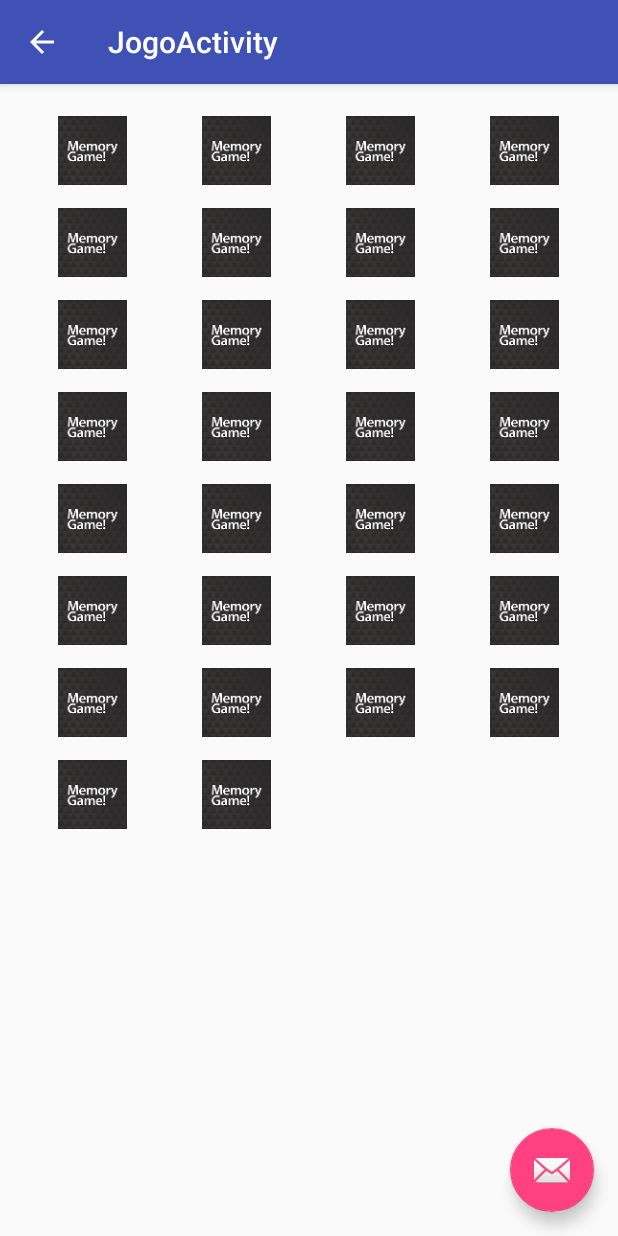
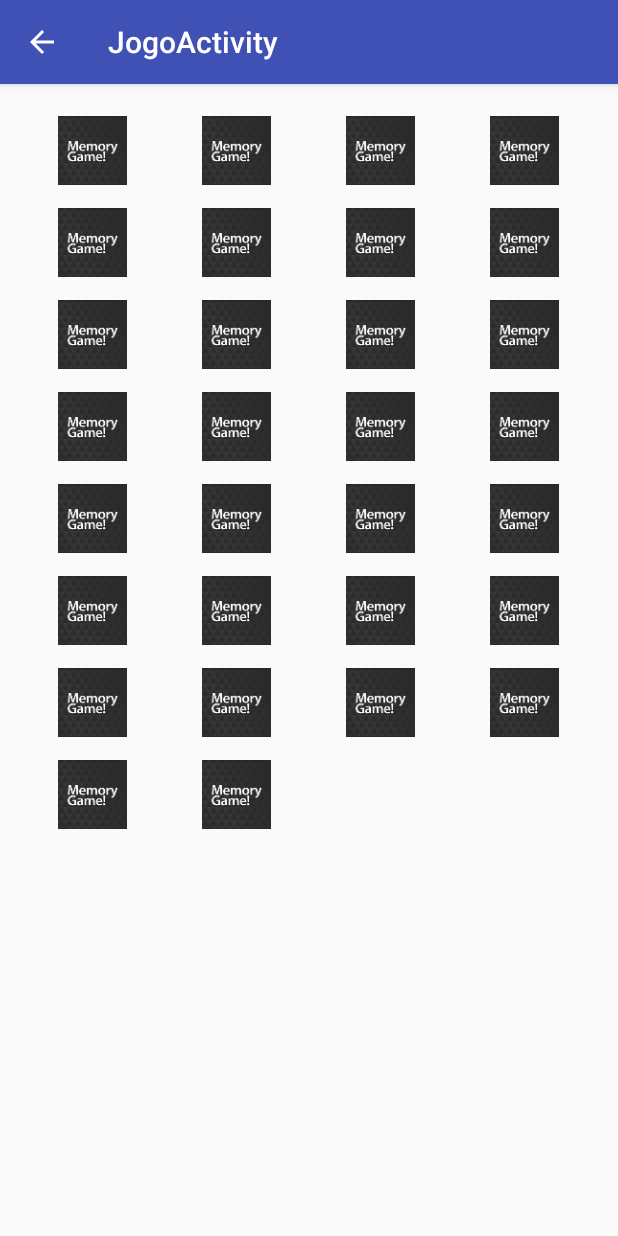
Before and after one commit to tmen13/Memory_Game, an Android app: the JogoActivity screen opened directly, with no data from a screen before it, on a phone screen of 412 x 824 dp. Run offline under Robolectric (Android 15) with nearby library versions, the phone set to English and light mode, and no system bars.

Commit message:
refeito gerador de baralhos etc

```diff
--- a/app/src/main/java/tmen/memorygame/Activities/JogoActivity.java
+++ b/app/src/main/java/tmen/memorygame/Activities/JogoActivity.java
@@ -3,7 +3,7 @@ package tmen.memorygame.Activities;
 import android.os.Bundle;
 import android.support.design.widget.FloatingActionButton;
 import android.support.design.widget.Snackbar;
-import android.support.v4.content.res.TypedArrayUtils;
+
 import android.support.v7.app.AppCompatActivity;
 import android.support.v7.widget.Toolbar;
 import android.util.Log;
@@ -13,18 +13,17 @@ import android.widget.GridView;
 import android.widget.ImageView;
 import android.widget.Toast;
 
-import java.lang.reflect.Array;
-import java.util.Arrays;
+import java.util.ArrayList;
 
 import tmen.memorygame.Adapters.CardAdapter;
-import tmen.memorygame.Classes.Baralho;
-import tmen.memorygame.Classes.Card;
 import tmen.memorygame.Classes.Jogo;
+import tmen.memorygame.Classes.geradorBaralhos;
 import tmen.memorygame.R;
 
 public class JogoActivity extends AppCompatActivity {
 
     Jogo jogoActual;
+    ArrayList<String> listaTemas;
 
     @Override
     protected void onCreate(Bundle savedInstanceState) {
@@ -36,7 +35,8 @@ public class JogoActivity extends AppCompatActivity {
         getSupportActionBar().setDisplayHomeAsUpEnabled(true);
 
         //Buscar tema e nivel ao intent
-
+        geradorBaralhos.criaBaralhos();
+        listaTemas = geradorBaralhos.getTemas();
         jogoActual = new Jogo(getApplicationContext(),"Bandeiras",0);
 
         GridView gridview = (GridView) findViewById(R.id.tabuleiroGridView);
@@ -91,21 +91,6 @@ public class JogoActivity extends AppCompatActivity {
                 }
             }
         });
-
-
-        FloatingActionButton fab = (FloatingActionButton) findViewById(R.id.fab);
-        fab.setOnClickListener(new View.OnClickListener() {
-            @Override
-            public void onClick(View view) {
-                Snackbar.make(view, "Replace with your own action", Snackbar.LENGTH_LONG)
-                        .setAction("Action", null).show();
-            }
-        });
-
     }
 
-
-
-
-
 }
--- a/app/src/main/java/tmen/memorygame/Classes/Baralho.java
+++ b/app/src/main/java/tmen/memorygame/Classes/Baralho.java
@@ -1,44 +1,31 @@
 package tmen.memorygame.Classes;
 
-import android.util.Log;
-
 import java.util.ArrayList;
-import java.util.Collections;
 import java.util.List;
-
-import tmen.memorygame.Classes.Card;
-import tmen.memorygame.R;
 
 public class Baralho {
     private String tema;
     private List<Card> cartas = new ArrayList<>();
 
-    static Integer[] flagIdsArray = {R.drawable.flags_argentina, R.drawable.flags_australia, R.drawable.flags_belgium, R.drawable.flags_brazil, R.drawable.flags_england, R.drawable.flags_france, R.drawable.flags_germany, R.drawable.flags_italy, R.drawable.flags_mexico, R.drawable.flags_netherlands, R.drawable.flags_portugal, R.drawable.flags_russia, R.drawable.flags_spain, R.drawable.flags_switzerland, R.drawable.flags_usa};
-
-    public Baralho(String tema, int nivel) {
+    public Baralho(String tema) {
         this.tema = tema;
-        switch (tema) {
-            case "Bandeiras":
-                //Switch nivel
-                for (int i = 0; i < flagIdsArray.length; i++) {
-                    cartas.add(new Card(i,flagIdsArray[i]));
-                    cartas.add(new Card(i,flagIdsArray[i]));
-                }
-                Collections.shuffle(cartas);
-                break;
-            default:
-                break;
-        }
     }
 
     public String getTema(){
         return tema;
     }
-/*
+
     public void addCarta(Card carta){
         cartas.add(carta);
     }
-*/
+
+    public void removeCarta(int id){
+        for(int i = 0; i< cartas.size();i++){
+            if (cartas.get(i).cardID == id)
+                cartas.remove(i);
+        }
+    }
+
     public List<Card> getCartas(){
         return cartas;
     }
--- a/app/src/main/java/tmen/memorygame/Classes/Card.java
+++ b/app/src/main/java/tmen/memorygame/Classes/Card.java
@@ -6,14 +6,13 @@ import android.media.Image;
 import tmen.memorygame.R;
 
 public class Card {
-    int cardCover = R.mipmap.ic_card_cover;
-    int cardFront = -1;
-    /*static*/ int cardID = /*0*/-1;
+    protected int cardCover = R.mipmap.ic_card_cover;
+    protected int cardFront = -1;
+    protected int cardID = 0;
 
     public Card(int cardID, int cardFront) {
         this.cardID = cardID;
         this.cardFront = cardFront;
-        //cardID++;
     }
 
     public int getCardCover() {
--- a/app/src/main/java/tmen/memorygame/Classes/Jogo.java
+++ b/app/src/main/java/tmen/memorygame/Classes/Jogo.java
@@ -3,13 +3,6 @@ package tmen.memorygame.Classes;
         import android.content.Context;
         import android.util.Log;
 
-        import java.util.ArrayList;
-
-        import tmen.memorygame.R;
-
-/**
- * Created by Ricardo on 20/12/2015.
- */
 public class Jogo {
     private Context mContext;
 
@@ -23,7 +16,7 @@ public class Jogo {
         this.mContext = mContext;
         this.tema = tema;
         this.nivel = nivel;
-        this.baralho = new Baralho(tema, nivel);
+        this.baralho = geradorBaralhos.getBaralhoPorTema(tema);
     }
 
     public String getTema() {
--- /dev/null
+++ b/app/src/main/java/tmen/memorygame/Classes/geradorBaralhos.java
@@ -0,0 +1,60 @@
+package tmen.memorygame.Classes;
+
+import java.util.ArrayList;
+import java.util.Collections;
+
+import tmen.memorygame.R;
+
+public final class geradorBaralhos {
+
+    protected static ArrayList<String> listaTemas = new ArrayList<>();
+    protected static ArrayList<Baralho> listaBaralhos = new ArrayList<>();
+
+    static Integer[] flagIdsArray = {R.drawable.flags_argentina, R.drawable.flags_australia, R.drawable.flags_belgium,
+            R.drawable.flags_brazil, R.drawable.flags_england, R.drawable.flags_france, R.drawable.flags_germany,
+            R.drawable.flags_italy, R.drawable.flags_mexico, R.drawable.flags_netherlands, R.drawable.flags_portugal,
+            R.drawable.flags_russia, R.drawable.flags_spain, R.drawable.flags_switzerland, R.drawable.flags_usa};
+
+    public static void criaBaralhos(){
+        //baralho bandeiras
+        Baralho bandeiras =  new Baralho("Bandeiras");
+        for (int i = 0; i < flagIdsArray.length; i++) {
+            bandeiras.addCarta(new Card(i, flagIdsArray[i]));
+            bandeiras.addCarta(new Card(i, flagIdsArray[i]));
+        }
+        Collections.shuffle(bandeiras.getCartas());
+        listaTemas.add("Bandeiras");
+        listaBaralhos.add(bandeiras);
+    }
+
+    public static ArrayList<String> getTemas(){
+        return listaTemas;
+    }
+
+    public static Baralho getBaralhoPorTema(String tema){
+        for(int i = 0; i< listaBaralhos.size();i++){
+            if (listaBaralhos.get(i).getTema().equals(tema))
+                return listaBaralhos.get(i);
+        }
+        return null;
+    }
+
+    public static void addTema(String tema){
+        listaTemas.add(tema);
+    }
+
+    public static void addBaralho(Baralho baralho){
+        listaBaralhos.add(baralho);
+    }
+}
+
+
+/*
+switch (tema) {
+        case "Bandeiras":
+        //Switch nivel
+
+        break;
+default:
+        break;
+        } */
--- a/app/src/main/res/layout/activity_jogo.xml
+++ b/app/src/main/res/layout/activity_jogo.xml
@@ -17,9 +17,4 @@
 
     <include layout="@layout/content_jogo" />
 
-    <android.support.design.widget.FloatingActionButton android:id="@+id/fab"
-        android:layout_width="wrap_content" android:layout_height="wrap_content"
-        android:layout_gravity="bottom|end" android:layout_margin="@dimen/fab_margin"
-        android:src="@android:drawable/ic_dialog_email" />
-
 </android.support.design.widget.CoordinatorLayout>
```
